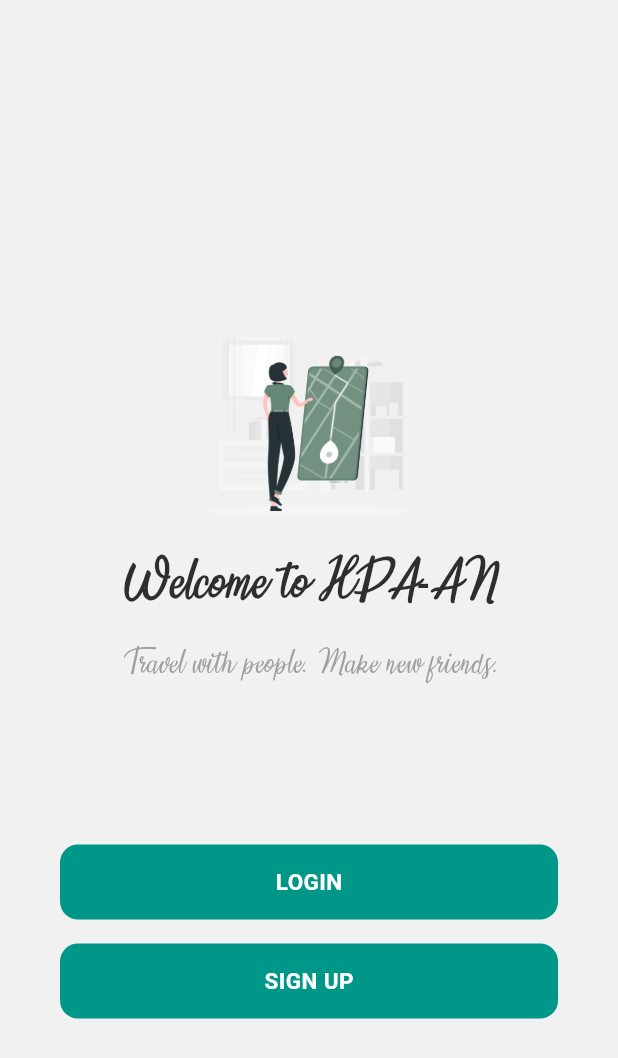
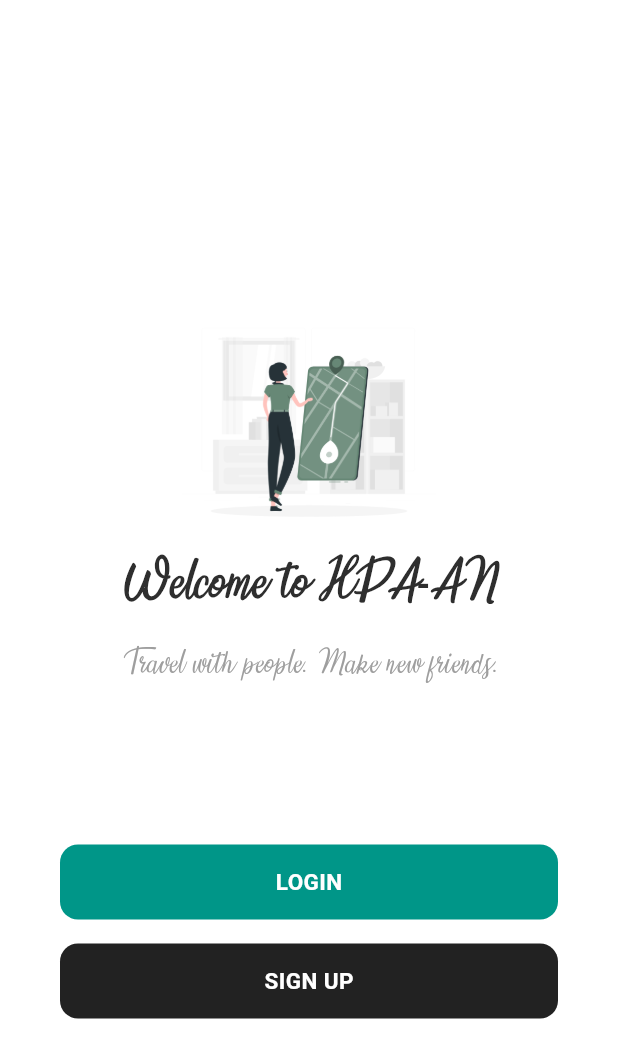
Before and after one commit to Thihasoe1/hpaan_viewpoint, a Flutter app: the screen it shows after launch, on a phone screen of 412 x 824 dp. Shown: the top 1058 px of the screen. Run offline on Flutter 3.47's test engine with Material 3 defaults, Android fonts, the phone set to English and light mode, and no system bars; our stand-ins replace cloud_firestore, firebase_auth, firebase_core, flutter_map, geolocator, get and 4 more; accounts and stored records are empty; Roboto replaces fonts that are missing (SF-Pro).

Commit message:
WIP: splash screen change buttom color

```diff
--- a/lib/pages/splash_page/splash_page.dart
+++ b/lib/pages/splash_page/splash_page.dart
@@ -15,7 +15,7 @@ class _SplashPageState extends State<SplashPage> {
   @override
   Widget build(BuildContext context) {
     return Scaffold(
-      backgroundColor: const Color(0xFFF1F1F1),
+      backgroundColor:  Colors.white,
       body: Column(
         mainAxisAlignment: MainAxisAlignment.center,
         crossAxisAlignment: CrossAxisAlignment.center,
@@ -110,7 +110,7 @@ class _SplashPageState extends State<SplashPage> {
                       height: 50,
                       decoration: BoxDecoration(
                         borderRadius: BorderRadius.circular(12),
-                        color: Colors.teal,
+                        color: Colors.black87,
                       ),
                       child: Center(
                         child: CustomText(
--- a/pubspec.yaml
+++ b/pubspec.yaml
@@ -52,6 +52,7 @@ dependencies:
   readmore: ^3.0.0
   skeletonizer: ^1.4.2
   intl: ^0.19.0
+  flutter_launcher_icons: ^0.13.1
 
 dev_dependencies:
   flutter_test:
@@ -117,3 +118,8 @@ flutter:
   #
   # For details regarding fonts from package dependencies,
   # see https://flutter.dev/custom-fonts/#from-packages
+
+flutter_launcher_icons:
+  android: "launcher_icon"
+  remove_alpha_ios: true
+  image_path: "assets/logo/hpaan.png"
```
Also changed, not shown: assets/logo/hpa_an.png (added), assets/logo/hpaan.png (added), assets/logo/logo_hpaan.png (added), pubspec.lock, 27 other files.
